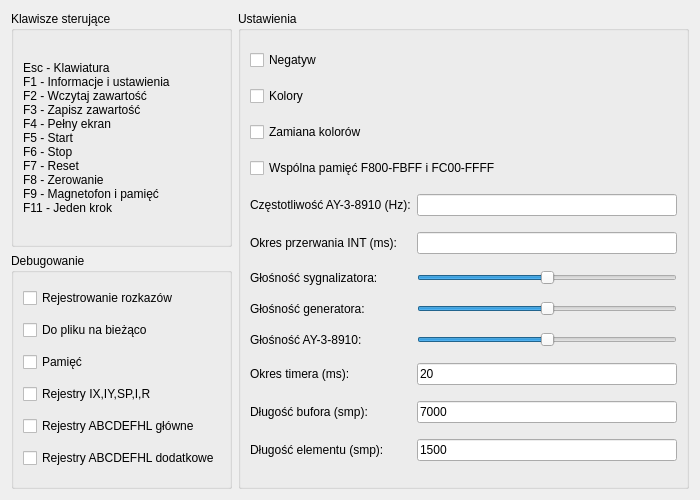
The window that helpsettings.ui (andrzejlisek/Cobra1) describes before a commit, drawn with Qt 5.
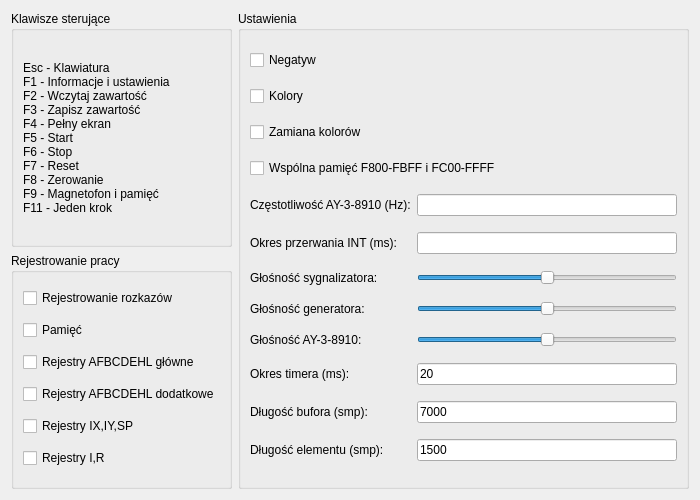
The same window after the commit.

Commit message: Poprawa przerwania i rejestrowania pracy

What changed in the file:
```diff
--- a/helpsettings.ui
+++ b/helpsettings.ui
@@ -202,27 +202,20 @@
    <item row="1" column="0">
     <widget class="QGroupBox" name="DebugP">
      <property name="title">
-      <string>Debugowanie</string>
+      <string>Rejestrowanie pracy</string>
      </property>
      <layout class="QGridLayout" name="gridLayout">
-      <item row="4" column="0">
-       <widget class="QCheckBox" name="DebugReg0">
-        <property name="text">
-         <string>Pamięć</string>
-        </property>
-       </widget>
-      </item>
-      <item row="5" column="0">
+      <item row="6" column="0">
        <widget class="QCheckBox" name="DebugReg3">
         <property name="text">
-         <string>Rejestry IX,IY,SP,I,R</string>
+         <string>Rejestry IX,IY,SP</string>
         </property>
        </widget>
       </item>
-      <item row="1" column="0">
-       <widget class="QCheckBox" name="DebugSaveFile">
+      <item row="4" column="0">
+       <widget class="QCheckBox" name="DebugReg1">
         <property name="text">
-         <string>Do pliku na bieżąco</string>
+         <string>Rejestry AFBCDEHL główne</string>
         </property>
        </widget>
       </item>
@@ -233,17 +226,24 @@
         </property>
        </widget>
       </item>
-      <item row="6" column="0">
-       <widget class="QCheckBox" name="DebugReg1">
-        <property name="text">
-         <string>Rejestry ABCDEFHL główne</string>
-        </property>
-       </widget>
-      </item>
       <item row="7" column="0">
+       <widget class="QCheckBox" name="DebugReg4">
+        <property name="text">
+         <string>Rejestry I,R</string>
+        </property>
+       </widget>
+      </item>
+      <item row="5" column="0">
        <widget class="QCheckBox" name="DebugReg2">
         <property name="text">
-         <string>Rejestry ABCDEFHL dodatkowe</string>
+         <string>Rejestry AFBCDEHL dodatkowe</string>
+        </property>
+       </widget>
+      </item>
+      <item row="3" column="0">
+       <widget class="QCheckBox" name="DebugReg0">
+        <property name="text">
+         <string>Pamięć</string>
         </property>
        </widget>
       </item>
```
The commit also changes 10 other files.
